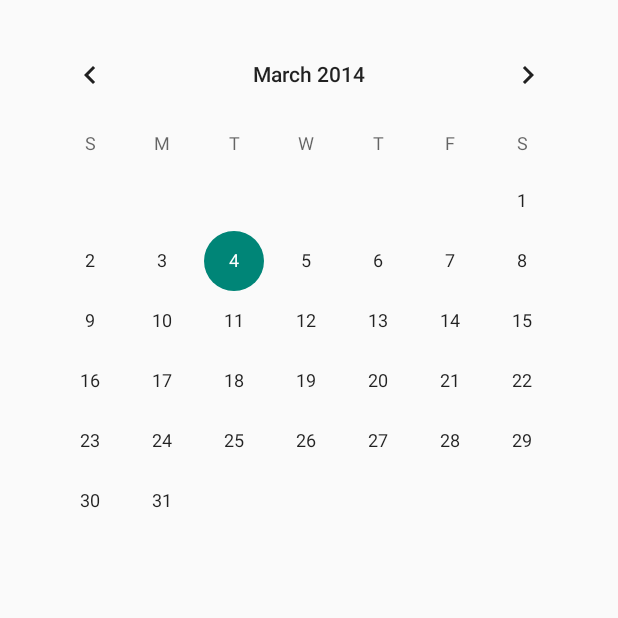
After one commit to helloimjames/LiftApp, an Android app: the History screen opened directly, with no data from a screen before it, on a phone screen of 412 x 824 dp, the top half of it. The commit adds this screen. Run offline under Robolectric (Android 15) with nearby library versions, the phone set to English and light mode, and no system bars.

Commit message:
Update # 9
Calendar Function added

```diff
--- /dev/null
+++ b/liftapp/src/main/java/com/example/liftapp/History.java
@@ -0,0 +1,67 @@
+package com.example.liftapp;
+
+import android.app.Activity;
+import android.content.Intent;
+import android.os.Bundle;
+import android.view.Menu;
+import android.view.MenuItem;
+import android.widget.CalendarView;
+import android.widget.Toast;
+
+public class History extends Activity {
+    public static String dateFromCalendar;
+    @Override
+    protected void onCreate(Bundle savedInstanceState) {
+        super.onCreate(savedInstanceState);
+        setContentView(R.layout.activity_history);
+        History();
+    }
+
+
+
+    private void History(){
+    CalendarView calendarView=(CalendarView) findViewById(R.id.calendarView);
+    calendarView.setOnDateChangeListener(new CalendarView.OnDateChangeListener() {
+    String x;
+    String y;
+
+        @Override
+        public void onSelectedDayChange(CalendarView view, int year, int month,
+        int dayOfMonth) {
+
+            if(month <10){ x = ""+0+month ;}
+
+            if(dayOfMonth <10){y = ""+0+dayOfMonth ;}
+            dateFromCalendar = String.valueOf(year+"-"+x+"-"+y);
+            Toast.makeText(getApplicationContext(), dateFromCalendar, 0).show();
+            startActivity(new Intent(History.this, ArchieveHistory.class));
+
+        }
+    });
+}
+    public static String ReturnDateFromCalendar(){
+        return dateFromCalendar;
+    }
+
+
+    @Override
+    public boolean onCreateOptionsMenu(Menu menu) {
+
+        // Inflate the menu; this adds items to the action bar if it is present.
+        getMenuInflater().inflate(R.menu.history, menu);
+        return true;
+    }
+
+    @Override
+    public boolean onOptionsItemSelected(MenuItem item) {
+        // Handle action bar item clicks here. The action bar will
+        // automatically handle clicks on the Home/Up button, so long
+        // as you specify a parent activity in AndroidManifest.xml.
+        int id = item.getItemId();
+        if (id == R.id.action_settings) {
+            return true;
+        }
+        return super.onOptionsItemSelected(item);
+    }
+
+}
--- a/liftapp/src/main/java/com/example/liftapp/MainActivity.java
+++ b/liftapp/src/main/java/com/example/liftapp/MainActivity.java
@@ -166,7 +166,7 @@ public class MainActivity extends ActionBarActivity {
             // Fill the view
 
 
-            // Make:
+
             TextView exerciseText = (TextView) itemView.findViewById(R.id.item_txtExercise);
             exerciseText.setText(currentCar.getExercise());
 
--- /dev/null
+++ b/liftapp/src/main/res/layout/activity_history.xml
@@ -0,0 +1,22 @@
+<RelativeLayout xmlns:android="http://schemas.android.com/apk/res/android"
+    xmlns:tools="http://schemas.android.com/tools"
+    android:layout_width="match_parent"
+    android:layout_height="match_parent"
+    android:paddingLeft="@dimen/activity_horizontal_margin"
+    android:paddingRight="@dimen/activity_horizontal_margin"
+    android:paddingTop="@dimen/activity_vertical_margin"
+    android:paddingBottom="@dimen/activity_vertical_margin"
+    tools:context="com.example.liftapp.History">
+
+    <CalendarView
+        android:layout_width="wrap_content"
+        android:layout_height="wrap_content"
+        android:id="@+id/calendarView"
+        android:layout_alignParentTop="true"
+        android:layout_alignParentLeft="true"
+        android:layout_alignParentStart="true"
+        android:layout_alignParentBottom="true"
+        android:layout_alignParentRight="true"
+        android:layout_alignParentEnd="true" />
+
+</RelativeLayout>
--- a/liftapp/src/main/res/menu/exercises.xml
+++ b/liftapp/src/main/res/menu/exercises.xml
@@ -7,4 +7,5 @@
         android:title="@string/action_settings"
         android:orderInCategory="100"
         app:showAsAction="never" />
+
 </menu>
--- /dev/null
+++ b/liftapp/src/main/res/menu/history.xml
@@ -0,0 +1,9 @@
+<menu xmlns:android="http://schemas.android.com/apk/res/android"
+    xmlns:tools="http://schemas.android.com/tools"
+    tools:context="com.example.liftapp.History" >
+
+    <item android:id="@+id/action_settings"
+        android:title="@string/action_settings"
+        android:orderInCategory="100"
+        android:showAsAction="never" />
+</menu>
--- a/liftapp/src/main/res/values/strings.xml
+++ b/liftapp/src/main/res/values/strings.xml
@@ -11,5 +11,7 @@
     <string name="title_activity_edit_exercise">EditExercise</string>
     <string name="title_activity_add_exercise">AddExercise</string>
     <string name="title_activity_sets_view">SetsView</string>
+    <string name="title_activity_history">History</string>
+    <string name="title_activity_archieve_history">ArchieveHistory</string>
 
 </resources>
```
Also changed, not shown: liftapp/src/main/AndroidManifest.xml (+8 -0 lines), liftapp/src/main/java/com/example/liftapp/ArchieveHistory.java (added, +94 -0 lines), liftapp/src/main/java/com/example/liftapp/Exercises.java (+19 -1 lines), liftapp/src/main/res/layout/activity_archieve_history.xml (added, +22 -0 lines), liftapp/src/main/res/layout/activity_exercises.xml (+8 -0 lines), liftapp/src/main/res/menu/archieve_history.xml (added, +9 -0 lines).
